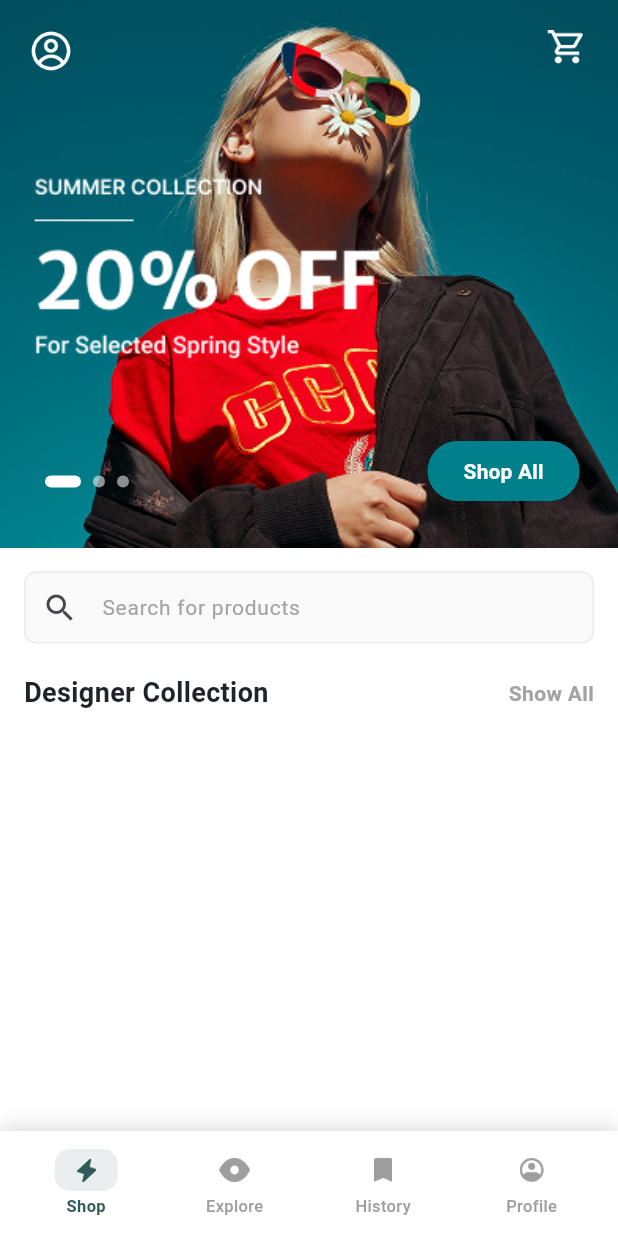
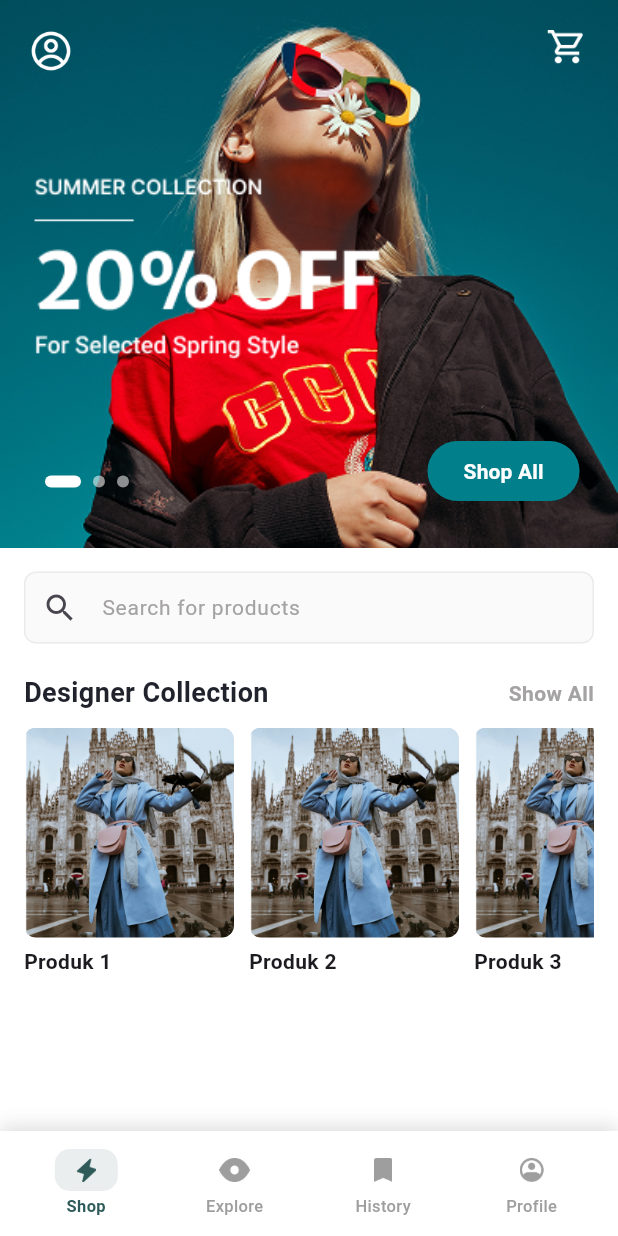
Before and after one commit to dinaaalyh/tailor-project, a Flutter app: the MainFragmentScreen screen opened directly, on a phone screen of 412 x 824 dp. Run offline on Flutter 3.47's test engine with Material 3 defaults, Android fonts, the phone set to English and light mode, and no system bars; drawn by our look-alikes of carousel_slider, smooth_page_indicator; our stand-ins replace bloc, eva_icons_flutter, flutter_bloc, get, get_storage, google_fonts and 1 more; accounts and stored records are empty.

Commit message:
Add designer collection screen and related assets

```diff
--- a/lib/main.dart
+++ b/lib/main.dart
@@ -28,7 +28,7 @@
       ],
       child: MaterialApp(
         debugShowCheckedModeBanner: false,
-        home: ShowProductBaju(),
+        home: MainFragmentScreen(),
       ),
     );
   }
--- /dev/null
+++ b/lib/representative/models/designer_collection_models.dart
@@ -0,0 +1,25 @@
+import 'package:tailor_project/utils/assets.gen.dart';
+
+final productImages = [
+  Assets.images.designerProduct1,
+  Assets.images.designerProduct1,
+  Assets.images.designerProduct1,
+  Assets.images.designerProduct1,
+  Assets.images.designerProduct1,
+];
+
+final productNames = [
+  "Produk 1",
+  "Produk 2",
+  "Produk 3",
+  "Produk 4",
+  "Produk 5",
+];
+
+final productPrices = [
+  510000,
+  276900,
+  318900,
+  335000,
+  145000,
+];
--- a/lib/representative/models/product.dart
+++ /dev/null
@@ -1 +0,0 @@
-// TODO Implement this library.
--- a/lib/representative/screen/home_fragment/home_fragment_screen.dart
+++ b/lib/representative/screen/home_fragment/home_fragment_screen.dart
@@ -2,7 +2,10 @@
 import 'package:carousel_slider/carousel_slider.dart';
 import 'package:flutter/material.dart';
 import 'package:smooth_page_indicator/smooth_page_indicator.dart';
+import 'package:tailor_project/representative/models/designer_collection_models.dart';
+import 'package:tailor_project/representative/screen/designer_collection.dart';
 import 'package:tailor_project/representative/screen/explore_fragment/explore_fragment_screen.dart';
+import 'package:tailor_project/representative/screen/show_product.dart';
 import 'package:tailor_project/utils/assets.gen.dart';
 import 'package:tailor_project/utils/colors.dart';
 
@@ -154,7 +157,7 @@
           ),
           focusedBorder: OutlineInputBorder(
             borderRadius: BorderRadius.circular(8.0),
-            borderSide: const BorderSide(color: border, width: 2),
+            borderSide: const BorderSide(color: textColorBlue, width: 2),
           ),
         ),
       ),
@@ -183,7 +186,7 @@
                   Navigator.push(
                     context,
                     MaterialPageRoute(
-                      builder: (context) => const ExploreFragmentScreen(), // ganti ke halaman tujuan
+                      builder: (context) => const DesignerCollection(),
                     ),
                   );
                 },
@@ -198,21 +201,110 @@
               )
             ],
           ),
-          const SizedBox(height: 8),
+          const SizedBox(height: 10),
           SizedBox(
-            height: 250,
+            height: 200,
             child: ListView.builder(
               scrollDirection: Axis.horizontal,
               itemCount: 5,
               itemBuilder: (context, index) {
                 return Container(
-                  width: 160,
-                  margin: const EdgeInsets.only(right: 16.0),
-                  decoration: BoxDecoration(color: white),
+                  width: 140,
+                  margin: const EdgeInsets.only(right: 10.0),
+                  child: Column(
+                    crossAxisAlignment: CrossAxisAlignment.start,
+                    children: [
+                      ClipRRect(
+                        borderRadius: BorderRadius.circular(8.0),
+                        child: productImages[index].image(
+                          width: 140,
+                          height: 140,
+                          fit: BoxFit.cover,
+                        ),
+                      ),
+                      const SizedBox(height: 6),
+                      Text(
+                        productNames[index],
+                        style: const TextStyle(
+                          fontSize: 14,
+                          fontWeight: FontWeight.bold,
+                        ),
+                        overflow: TextOverflow.ellipsis,
+                      ),
+                    ],
+                  ),
                 );
               },
             ),
           ),
+          // SizedBox(
+          //   height: 250,
+          //   child: ListView.builder(
+          //     scrollDirection: Axis.horizontal,
+          //     itemCount: 5,
+          //     itemBuilder: (context, index) {
+          //       return Container(
+          //         width: 160,
+          //         margin: const EdgeInsets.only(right: 16.0),
+          //         decoration: BoxDecoration(
+          //           color: Colors.white,
+
+          //           borderRadius: BorderRadius.circular(12.0),
+          //           boxShadow: [
+          //             BoxShadow(
+          //               color: Colors.grey.withOpacity(0.1),
+          //               spreadRadius: 2,
+          //               blurRadius: 5,
+          //               offset: const Offset(0, 3),
+          //             ),
+          //           ],
+          //         ),
+          //         child: Column(
+          //           crossAxisAlignment: CrossAxisAlignment.start,
+          //           children: [
+          //             ClipRRect(
+          //               borderRadius: const BorderRadius.only(
+          //                 topLeft: Radius.circular(12.0),
+          //                 topRight: Radius.circular(12.0),
+          //               ),
+          //               child: Image.asset(
+          //                 Assets.images.heroBanner.path,
+          //                 height: 150,
+          //                 width: double.infinity,
+          //                 fit: BoxFit.cover,
+          //               ),
+          //             ),
+          //             Padding(
+          //               padding: const EdgeInsets.all(8.0),
+          //               child: Column(
+          //                 crossAxisAlignment: CrossAxisAlignment.start,
+          //                 children: const [
+          //                   Text(
+          //                     'Elegant Dress',
+          //                     style: TextStyle(
+          //                       fontSize: 16,
+          //                       fontWeight: FontWeight.bold,
+          //                       color: black,
+          //                     ),
+          //                   ),
+          //                   SizedBox(height: 4),
+          //                   Text(
+          //                     '\$120',
+          //                     style: TextStyle(
+          //                       fontSize: 14,
+          //                       color: primaryColor,
+          //                       fontWeight: FontWeight.bold,
+          //                     ),
+          //                   ),
+          //                 ],
+          //               ),
+          //             ),
+          //           ],
+          //         ),
+          //       );
+          //     },
+          //   ),
+          // ),
         ],
       ),
     );
```
Also changed, not shown: lib/representative/screen/designer_collection.dart (added, +203 -0 lines), lib/utils/assets.gen.dart (+24 -3 lines), assets/images/designer-product1.png (added).
